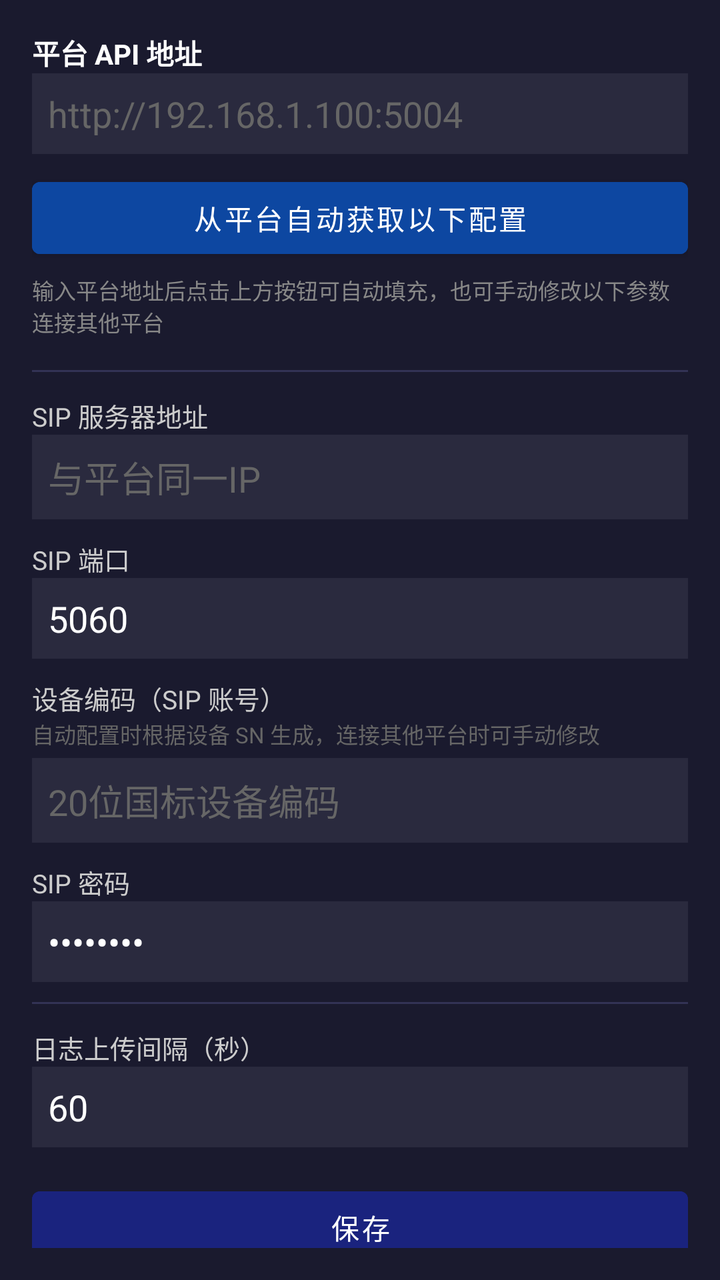
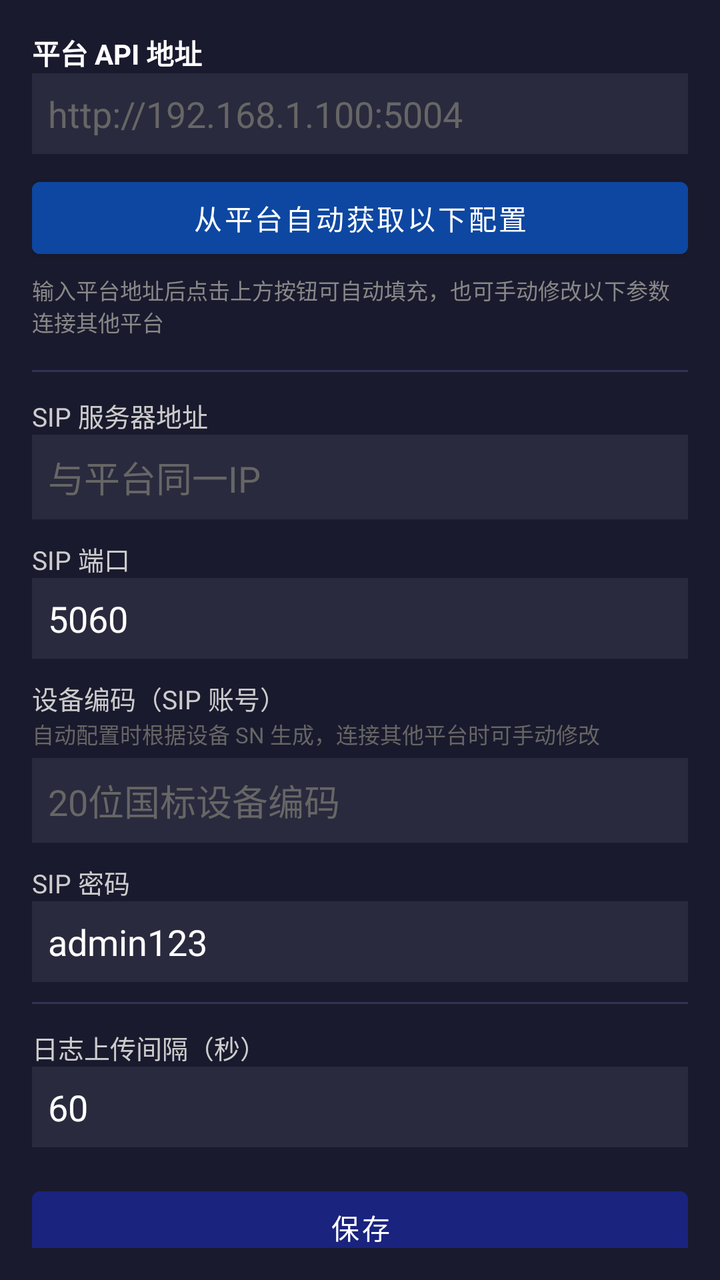

Screens rendered from an Android XML layout before and after an edit, with the pre-edit source and the edit as a unified diff.
<!-- AndroidManifest.xml: application theme Theme.EnforcementApp -->
<!-- res/layout/fragment_settings_server.xml -->
<?xml version="1.0" encoding="utf-8"?>
<ScrollView xmlns:android="http://schemas.android.com/apk/res/android"
    android:layout_width="match_parent"
    android:layout_height="match_parent"
    android:background="#1A1A2E"
    android:padding="16dp">
    <LinearLayout
        android:layout_width="match_parent"
        android:layout_height="wrap_content"
        android:orientation="vertical">

        
        <TextView android:text="平台 API 地址" android:textColor="#FFFFFF" android:textSize="14sp"
            android:textStyle="bold" android:layout_width="wrap_content" android:layout_height="wrap_content" />
        <EditText android:id="@+id/etApiUrl" android:layout_width="match_parent" android:layout_height="wrap_content"
            android:hint="http://192.168.1.100:5004" android:textColor="#FFFFFF" android:textColorHint="#666666"
            android:background="#2A2A3E" android:padding="8dp" android:layout_marginBottom="8dp"
            android:inputType="textUri" />

        <Button android:id="@+id/btnAutoConfig"
            android:layout_width="match_parent" android:layout_height="wrap_content"
            android:text="从平台自动获取以下配置" android:backgroundTint="#0D47A1" android:textColor="#FFFFFF"
            android:layout_marginBottom="4dp" />
        <TextView android:text="输入平台地址后点击上方按钮可自动填充，也可手动修改以下参数连接其他平台"
            android:textColor="#888888" android:textSize="11sp"
            android:layout_width="wrap_content" android:layout_height="wrap_content"
            android:layout_marginBottom="16dp" />

        
        <View android:layout_width="match_parent" android:layout_height="1dp"
            android:background="#333355" android:layout_marginBottom="12dp" />

        
        <TextView android:text="SIP 服务器地址" android:textColor="#CCCCCC" android:textSize="13sp"
            android:layout_width="wrap_content" android:layout_height="wrap_content" />
        <EditText android:id="@+id/etSipServer" android:layout_width="match_parent" android:layout_height="wrap_content"
            android:hint="与平台同一IP" android:textColor="#FFFFFF" android:textColorHint="#666666"
            android:background="#2A2A3E" android:padding="8dp" android:layout_marginBottom="10dp" />

        
        <TextView android:text="SIP 端口" android:textColor="#CCCCCC" android:textSize="13sp"
            android:layout_width="wrap_content" android:layout_height="wrap_content" />
        <EditText android:id="@+id/etSipPort" android:layout_width="match_parent" android:layout_height="wrap_content"
            android:text="5060" android:inputType="number" android:textColor="#FFFFFF" android:textColorHint="#666666"
            android:background="#2A2A3E" android:padding="8dp" android:layout_marginBottom="10dp" />

        
        <TextView android:text="设备编码（SIP 账号）" android:textColor="#CCCCCC" android:textSize="13sp"
            android:layout_width="wrap_content" android:layout_height="wrap_content" />
        <TextView android:text="自动配置时根据设备 SN 生成，连接其他平台时可手动修改"
            android:textColor="#666666" android:textSize="11sp"
            android:layout_width="wrap_content" android:layout_height="wrap_content"
            android:layout_marginBottom="4dp" />
        <EditText android:id="@+id/etSipUsername" android:layout_width="match_parent" android:layout_height="wrap_content"
            android:hint="20位国标设备编码" android:textColor="#FFFFFF" android:textColorHint="#666666"
            android:background="#2A2A3E" android:padding="8dp" android:layout_marginBottom="10dp" />

        
        <TextView android:text="SIP 密码" android:textColor="#CCCCCC" android:textSize="13sp"
            android:layout_width="wrap_content" android:layout_height="wrap_content" />
        <EditText android:id="@+id/etSipPassword" android:layout_width="match_parent" android:layout_height="wrap_content"
            android:text="admin123" android:inputType="textPassword" android:textColor="#FFFFFF" android:textColorHint="#666666"
            android:background="#2A2A3E" android:padding="8dp" android:layout_marginBottom="10dp" />

        
        <View android:layout_width="match_parent" android:layout_height="1dp"
            android:background="#333355" android:layout_marginBottom="12dp" />

        
        <TextView android:text="日志上传间隔（秒）" android:textColor="#CCCCCC" android:textSize="13sp"
            android:layout_width="wrap_content" android:layout_height="wrap_content" />
        <EditText android:id="@+id/etLogInterval" android:layout_width="match_parent" android:layout_height="wrap_content"
            android:text="60" android:inputType="number" android:textColor="#FFFFFF" android:textColorHint="#666666"
            android:background="#2A2A3E" android:padding="8dp" android:layout_marginBottom="16dp" />

        <Button android:id="@+id/btnSave"
            android:layout_width="match_parent" android:layout_height="wrap_content"
            android:text="保存" android:backgroundTint="#1A237E" android:textColor="#FFFFFF" />
    </LinearLayout>
</ScrollView>
<!-- resources referenced by this layout -->
<resources>
  <style name="Theme.EnforcementApp" parent="Theme.MaterialComponents.DayNight.NoActionBar">
          <item name="colorPrimary">#1A237E</item>
          <item name="colorPrimaryVariant">#0D47A1</item>
          <item name="colorOnPrimary">#FFFFFF</item>
          <item name="colorSecondary">#2196F3</item>
          <item name="android:windowBackground">#000000</item>
      </style>
</resources>

<!-- the commit's change to res/layout/fragment_settings_server.xml (unified diff, before → after) -->
@@ -59,7 +59,7 @@
         <TextView android:text="SIP 密码" android:textColor="#CCCCCC" android:textSize="13sp"
             android:layout_width="wrap_content" android:layout_height="wrap_content" />
         <EditText android:id="@+id/etSipPassword" android:layout_width="match_parent" android:layout_height="wrap_content"
-            android:text="admin123" android:inputType="textPassword" android:textColor="#FFFFFF" android:textColorHint="#666666"
+            android:text="admin123" android:inputType="textVisiblePassword" android:textColor="#FFFFFF" android:textColorHint="#666666"
             android:background="#2A2A3E" android:padding="8dp" android:layout_marginBottom="10dp" />
 
         
